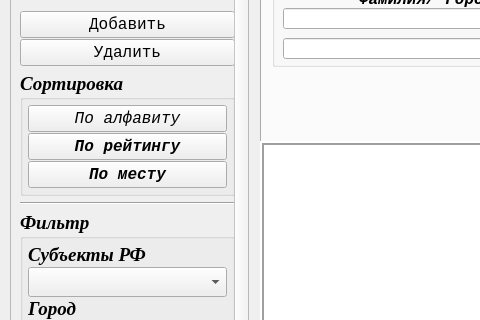
Above: UI/main_window.ui from Kaspar0810/Competitions_TT_SQL before the change; both pictures show x 0 to 480 and y 109 to 429 of the 1359 by 809 pixel window. Below: the same form after it.
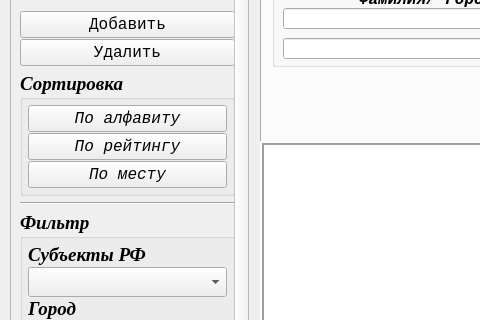
That is the form after the change. The open tabs and pages were chosen to show the change.

The edit to the form file:
```diff
--- a/UI/main_window.ui
+++ b/UI/main_window.ui
@@ -3735,6 +3735,8 @@
             <font>
              <family>Courier New</family>
              <pointsize>12</pointsize>
+             <weight>50</weight>
+             <bold>false</bold>
             </font>
            </property>
            <property name="text">
@@ -3748,6 +3750,8 @@
             <font>
              <family>Courier New</family>
              <pointsize>12</pointsize>
+             <weight>50</weight>
+             <bold>false</bold>
             </font>
            </property>
            <property name="text">
```
Left out of the diff: 22 changed lines with no effect on the pictures.
